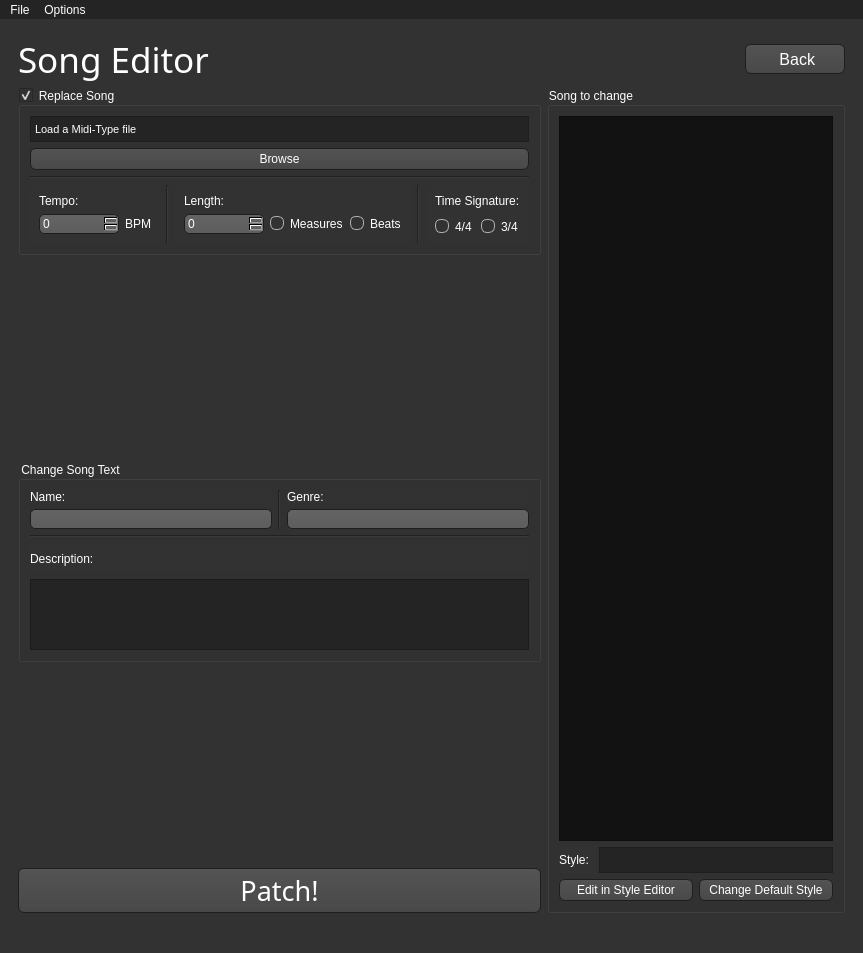
Before: the Qt Designer form WiiMusicPlus.ui in BenjaminHalko/WiiMusicEditorPlus, drawn with Qt 5.
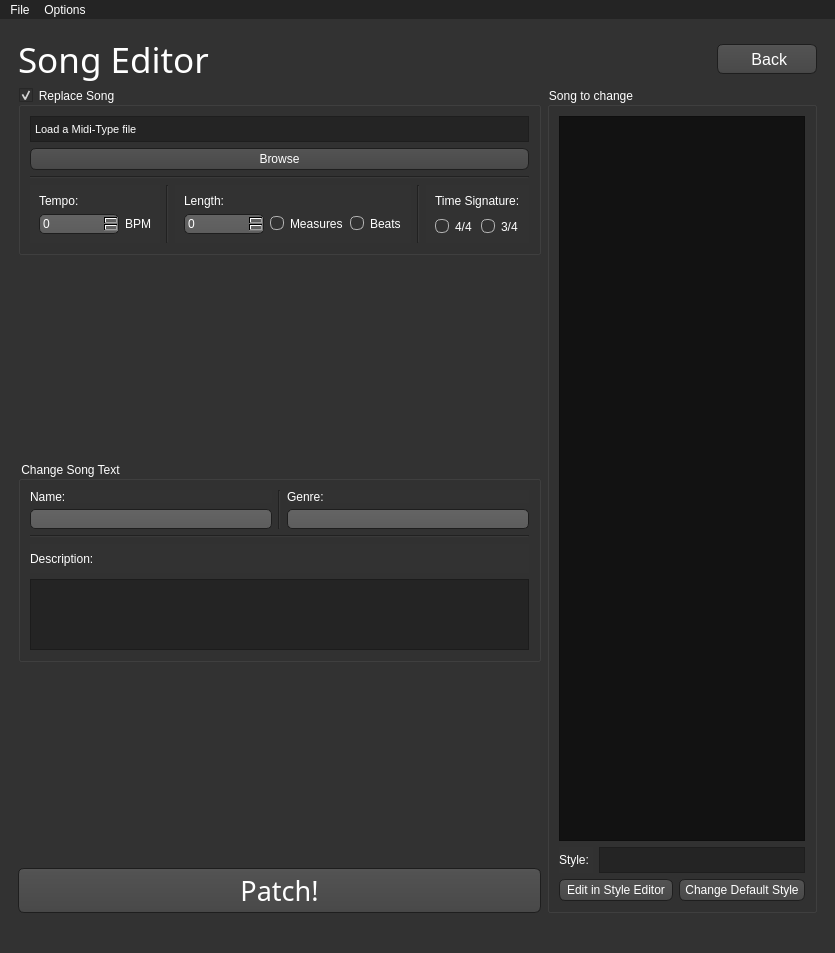
After: the same form once the commit is applied. The open tabs and pages were chosen to show the change. Icons and pictures are not drawn.

Commit message: Updating Sizing Issues

Patch:
```diff
--- a/WiiMusicPlus.ui
+++ b/WiiMusicPlus.ui
@@ -6,7 +6,7 @@
    <rect>
     <x>0</x>
     <y>0</y>
-    <width>863</width>
+    <width>814</width>
     <height>953</height>
    </rect>
   </property>
@@ -2779,7 +2779,7 @@
     <rect>
      <x>0</x>
      <y>0</y>
-     <width>863</width>
+     <width>814</width>
      <height>22</height>
     </rect>
    </property>
```
Left out of the diff: 12 changed lines with no effect on the pictures. The commit also changes 1 other file.
